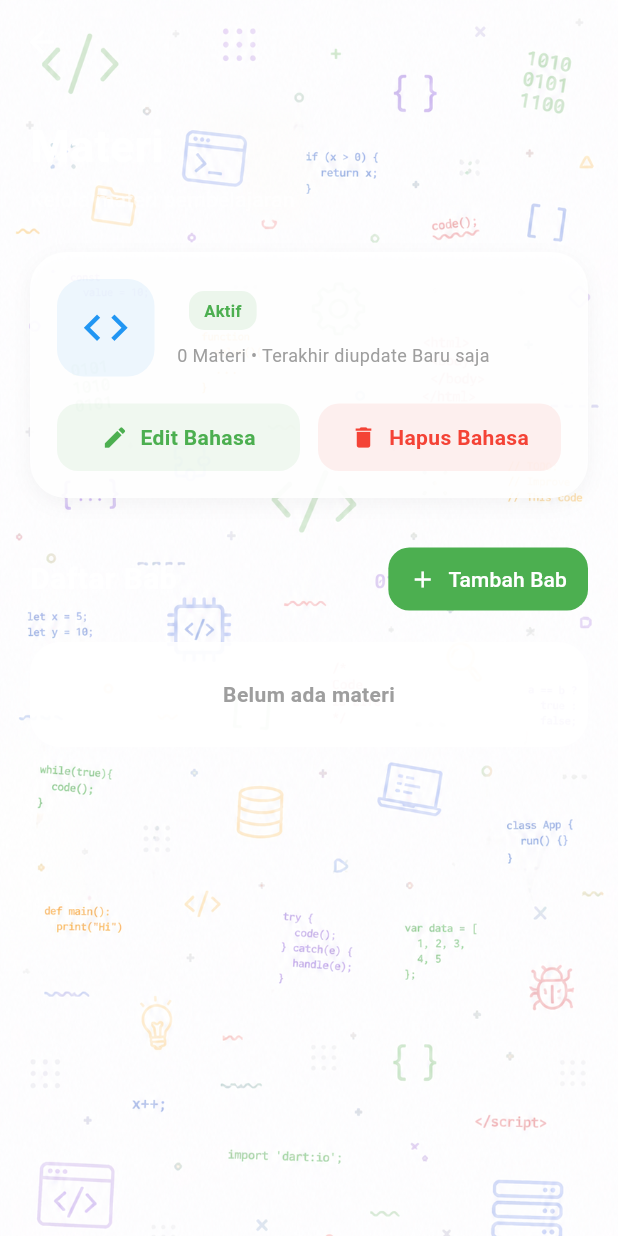
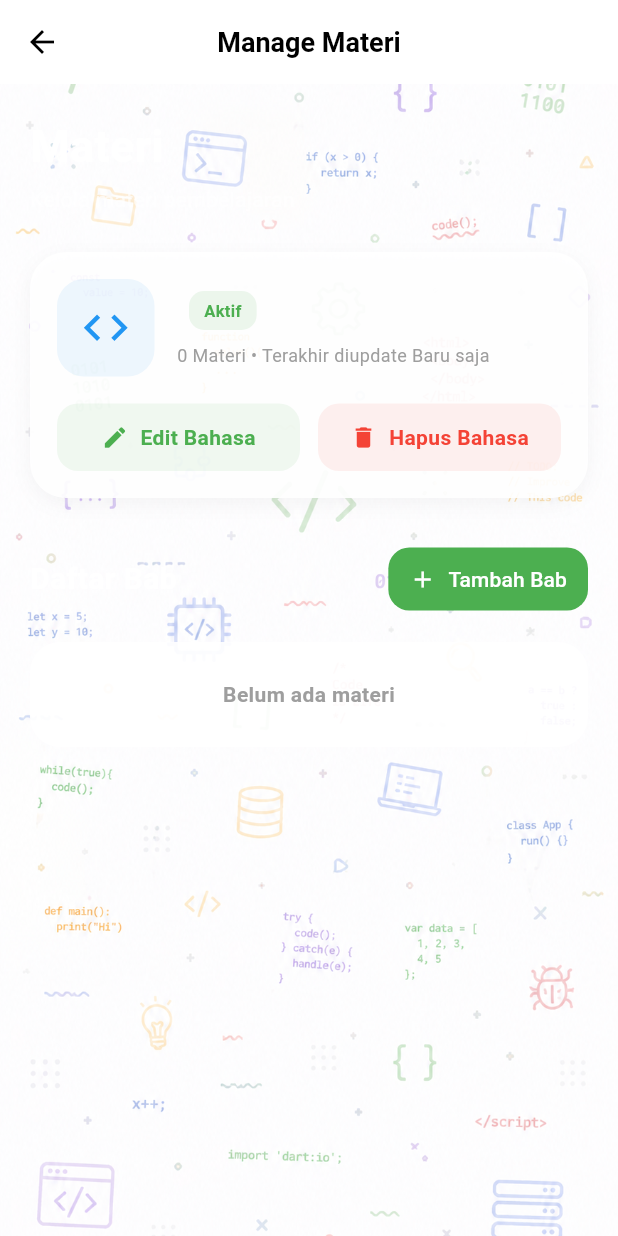
Before and after one commit to Gunadi-kripto/CodeQuest-, a Flutter app: the AdminManageMateri screen opened directly with empty values, on a phone screen of 412 x 824 dp. Run offline on Flutter 3.47's test engine with Material 3 defaults, Android fonts, the phone set to English and light mode, and no system bars; our stand-ins replace cached_network_image, file_picker, google_sign_in, image_picker, shared_preferences; accounts and stored records are empty; network calls fail.

Commit message:
Tambahan Bagian materi

```diff
--- a/frontend/lib/screens/admin/admin_manage_materi.dart
+++ b/frontend/lib/screens/admin/admin_manage_materi.dart
@@ -389,9 +389,18 @@ class _AdminManageMateriState extends State<AdminManageMateri> {
       // AppBar transparan dengan panah back warna putih
       extendBodyBehindAppBar: true,
       appBar: AppBar(
-        backgroundColor: Colors.transparent,
+        backgroundColor: Colors.white,
         elevation: 0,
-        iconTheme: const IconThemeData(color: Colors.white),
+        centerTitle: true,
+        title: const Text(
+          'Manage Materi',
+          style: TextStyle(
+            color: Colors.black,
+            fontWeight: FontWeight.bold,
+            fontSize: 18,
+          ),
+        ),
+        iconTheme: const IconThemeData(color: Colors.black),
       ),
       body: Stack(
         children: [
```
